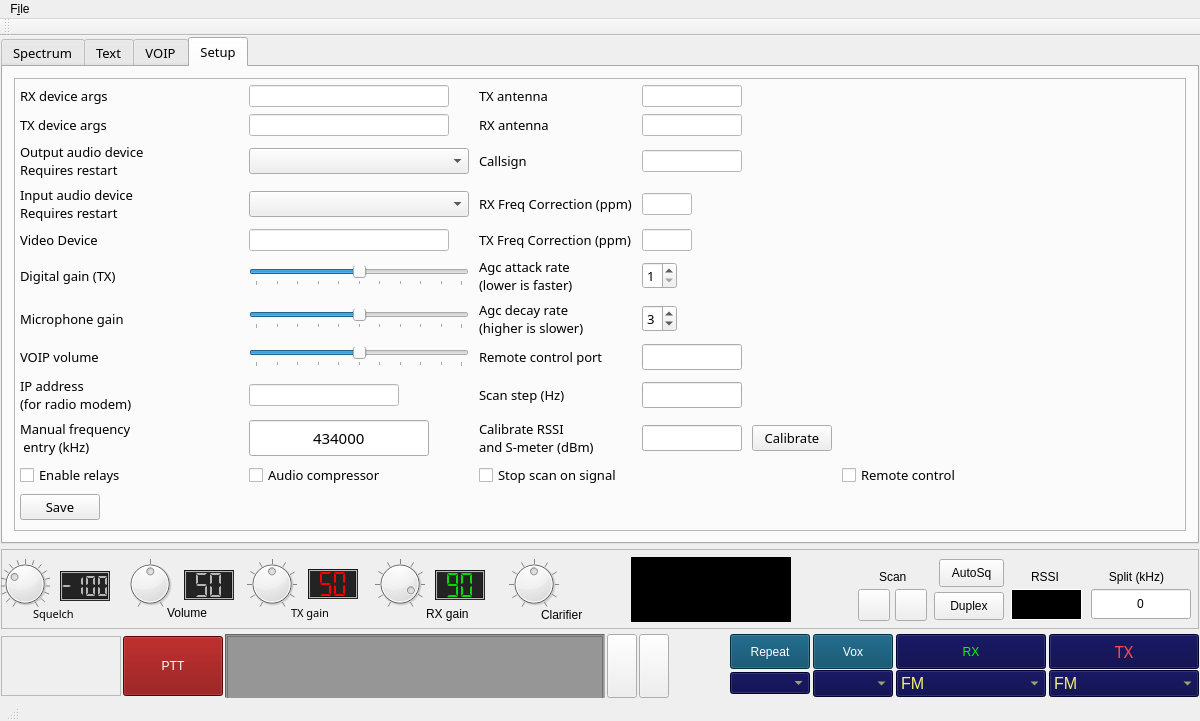
Above: mainwindow.ui from qradiolink/qradiolink before the change. Below: the same form after it.
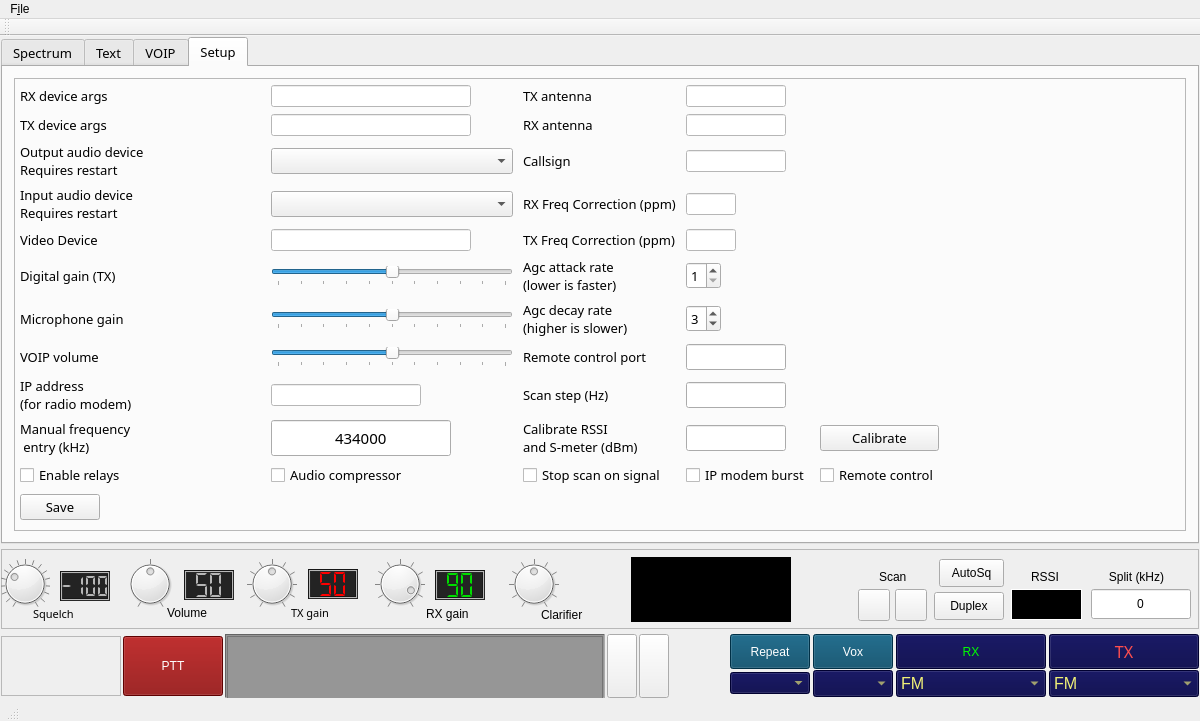
That is the form after the change. Icons and pictures are not drawn. Custom widgets are drawn as their Qt base class.

Commit message: Expose burst setting to GUI

```diff
--- a/mainwindow.ui
+++ b/mainwindow.ui
@@ -2808,13 +2808,6 @@
                </property>
               </widget>
              </item>
-             <item row="18" column="5">
-              <widget class="QCheckBox" name="remoteControlCheckBox">
-               <property name="text">
-                <string>Remote control</string>
-               </property>
-              </widget>
-             </item>
              <item row="10" column="1">
               <widget class="QSlider" name="voipGainSlider">
                <property name="maximum">
@@ -2867,6 +2860,20 @@
                </property>
               </widget>
              </item>
+             <item row="18" column="3">
+              <widget class="QCheckBox" name="burstIPCheckBox">
+               <property name="text">
+                <string>IP modem burst</string>
+               </property>
+              </widget>
+             </item>
+             <item row="18" column="4">
+              <widget class="QCheckBox" name="remoteControlCheckBox">
+               <property name="text">
+                <string>Remote control</string>
+               </property>
+              </widget>
+             </item>
             </layout>
            </widget>
           </item>
```
The commit also changes 3 other files.
